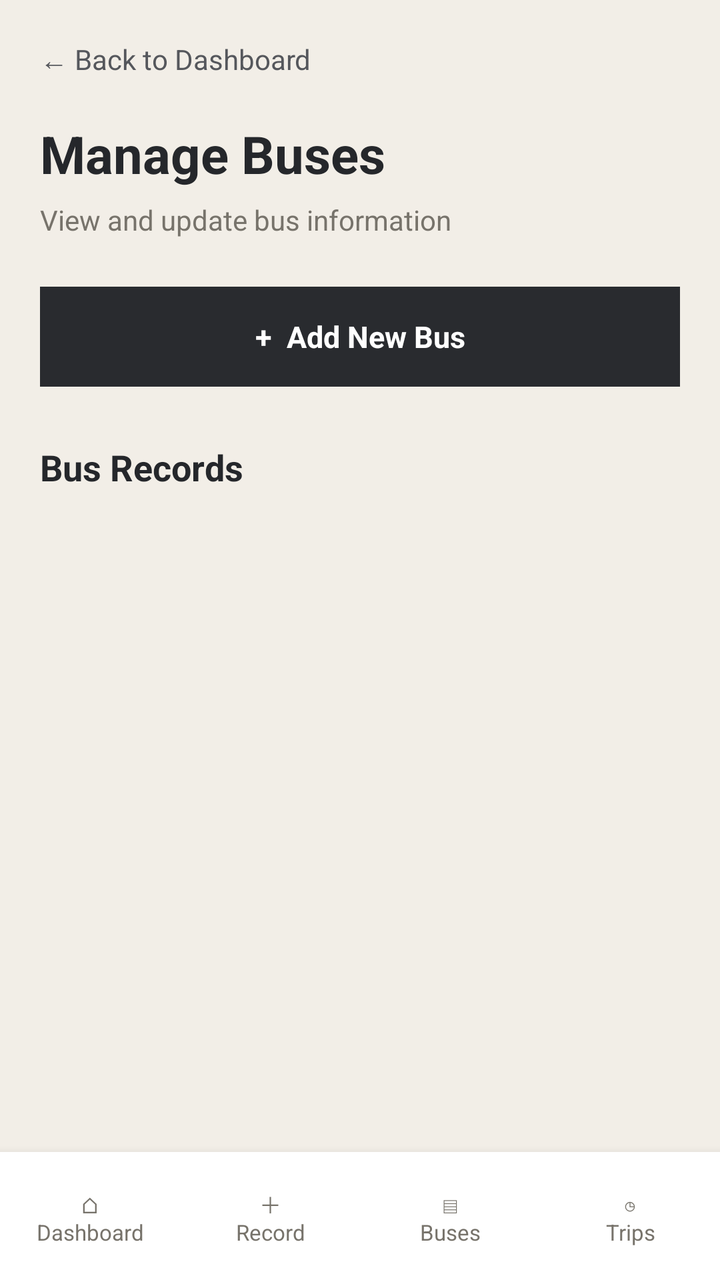
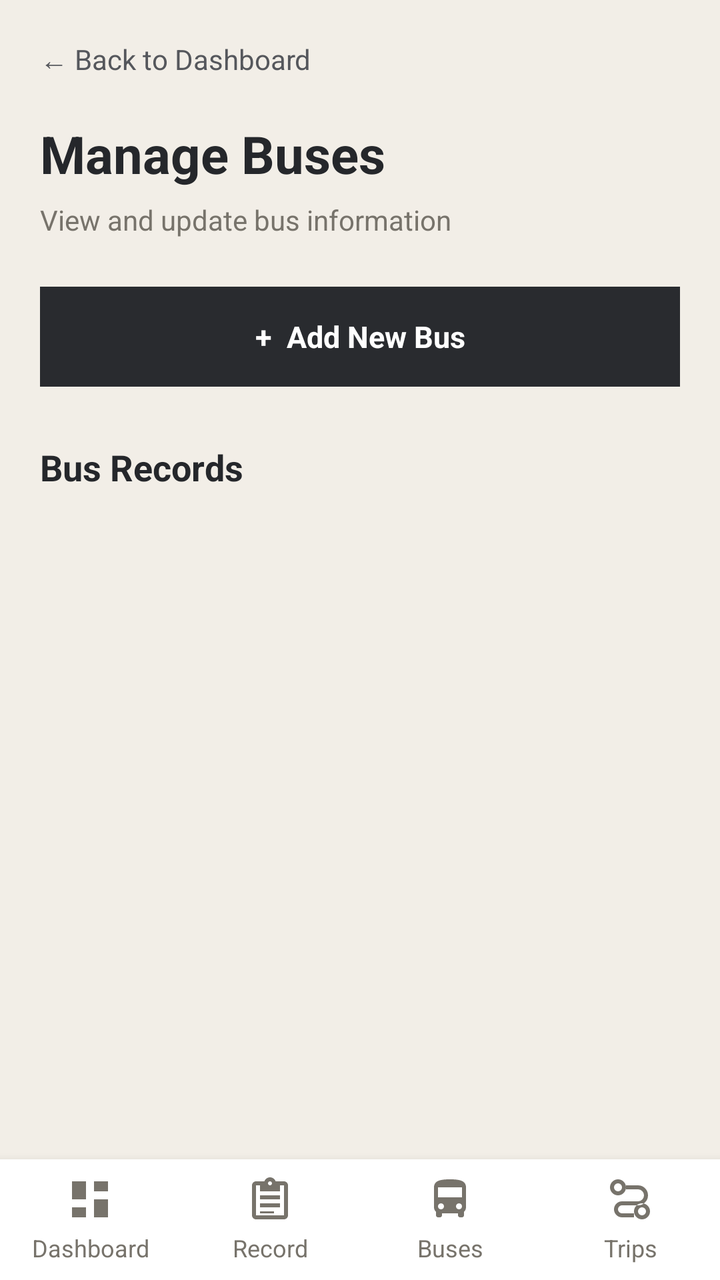

Before-and-after screenshots of an Android layout around one commit, followed by the original layout XML and the change that was made.
<!-- AndroidManifest.xml: application theme Theme.PabamaApp -->
<!-- res/layout/activity_manage_bus.xml -->
<LinearLayout xmlns:android="http://schemas.android.com/apk/res/android"
    android:id="@+id/main"
    android:layout_width="match_parent"
    android:layout_height="match_parent"
    android:orientation="vertical"
    android:background="@color/background">

    <ScrollView
        android:layout_width="match_parent"
        android:layout_height="0dp"
        android:layout_weight="1"
        android:fillViewport="true">

        <LinearLayout
            android:id="@+id/busListContainer"
            android:layout_width="match_parent"
            android:layout_height="wrap_content"
            android:orientation="vertical"
            android:padding="20dp">

            <TextView
                android:id="@+id/btnBack"
                android:layout_width="wrap_content"
                android:layout_height="wrap_content"
                android:singleLine="true"
                android:text="← Back to Dashboard"
                android:textColor="@color/secondary"
                android:textSize="14sp" />

            <TextView
                android:layout_width="wrap_content"
                android:layout_height="wrap_content"
                android:layout_marginTop="20dp"
                android:text="Manage Buses"
                android:textColor="@color/text_primary"
                android:textSize="26sp"
                android:textStyle="bold" />

            <TextView
                android:layout_width="wrap_content"
                android:layout_height="wrap_content"
                android:layout_marginTop="6dp"
                android:text="View and update bus information"
                android:textColor="@color/text_secondary"
                android:textSize="14sp" />

            <TextView
                android:id="@+id/btnAddBus"
                android:layout_width="match_parent"
                android:layout_height="50dp"
                android:layout_marginTop="24dp"
                android:gravity="center"
                android:background="@color/primary"
                android:text="+  Add New Bus"
                android:textColor="@color/surface"
                android:textSize="15sp"
                android:textStyle="bold" />

            <TextView
                android:layout_width="wrap_content"
                android:layout_height="wrap_content"
                android:layout_marginTop="28dp"
                android:text="Bus Records"
                android:textColor="@color/text_primary"
                android:textSize="18sp"
                android:textStyle="bold" />

            <LinearLayout
                android:id="@+id/containerBusRecords"
                android:layout_width="match_parent"
                android:layout_height="wrap_content"
                android:layout_marginTop="12dp"
                android:orientation="vertical" />

        </LinearLayout>

    </ScrollView>

    <include
        layout="@layout/layout_staff_bottom_nav"
        android:layout_width="match_parent"
        android:layout_height="64dp" />

</LinearLayout>
<!-- res/layout/layout_staff_bottom_nav.xml (included above) -->
<LinearLayout xmlns:android="http://schemas.android.com/apk/res/android"
    android:layout_width="match_parent"
    android:layout_height="wrap_content"
    android:orientation="horizontal"
    android:background="@color/surface"
    android:elevation="8dp"
    android:paddingTop="10dp"
    android:paddingBottom="10dp">

    <TextView
        android:id="@+id/btnStaffDashboard"
        android:layout_width="0dp"
        android:layout_height="wrap_content"
        android:layout_weight="1"
        android:gravity="center"
        android:padding="8dp"
        android:text="⌂&#10;Dashboard"
        android:textColor="@color/text_secondary"
        android:textSize="11sp" />

    <TextView
        android:id="@+id/btnStaffRecord"
        android:layout_width="0dp"
        android:layout_height="wrap_content"
        android:layout_weight="1"
        android:gravity="center"
        android:padding="8dp"
        android:text="＋&#10;Record"
        android:textColor="@color/text_secondary"
        android:textSize="11sp" />

    <TextView
        android:id="@+id/btnStaffBuses"
        android:layout_width="0dp"
        android:layout_height="wrap_content"
        android:layout_weight="1"
        android:gravity="center"
        android:padding="8dp"
        android:text="▤&#10;Buses"
        android:textColor="@color/text_secondary"
        android:textSize="11sp" />

    <TextView
        android:id="@+id/btnStaffTrips"
        android:layout_width="0dp"
        android:layout_height="wrap_content"
        android:layout_weight="1"
        android:gravity="center"
        android:padding="8dp"
        android:text="◷&#10;Trips"
        android:textColor="@color/text_secondary"
        android:textSize="11sp" />

</LinearLayout>
<!-- resources referenced by this layout -->
<resources>
  <style name="Theme.PabamaApp" parent="Theme.Material3.DayNight.NoActionBar">
          <item name="colorPrimary">@color/primary</item>
          <item name="colorPrimaryVariant">@color/primary_dark</item>
          <item name="colorOnPrimary">@color/white</item>
          <item name="colorSecondary">@color/accent</item>
          <item name="android:statusBarColor">@color/primary_dark</item>
          <item name="android:windowBackground">@color/background</item>
      </style>
  <!-- unchanged entries left out for length: 9 -->
</resources>

<!-- the commit's change to res/layout/activity_manage_bus.xml (unified diff, before → after) -->
@@ -79,7 +79,7 @@
     <include
         layout="@layout/layout_staff_bottom_nav"
         android:layout_width="match_parent"
-        android:layout_height="64dp" />
+        android:layout_height="wrap_content" />
 
 </LinearLayout>
 <!-- res/layout/layout_staff_bottom_nav.xml (included above) -->
@@ -89,8 +89,8 @@
     android:orientation="horizontal"
     android:background="@color/surface"
     android:elevation="8dp"
-    android:paddingTop="10dp"
-    android:paddingBottom="10dp">
+    android:paddingTop="4dp"
+    android:paddingBottom="4dp">
 
     <TextView
         android:id="@+id/btnStaffDashboard"
@@ -98,10 +98,13 @@
         android:layout_height="wrap_content"
         android:layout_weight="1"
         android:gravity="center"
-        android:padding="8dp"
-        android:text="⌂&#10;Dashboard"
+        android:padding="4dp"
+        android:text="Dashboard"
         android:textColor="@color/text_secondary"
-        android:textSize="11sp" />
+        android:textSize="12sp"
+        android:drawableTop="@drawable/ic_nav_dashboard"
+        android:drawablePadding="4dp"
+        android:drawableTint="@color/text_secondary" />
 
     <TextView
         android:id="@+id/btnStaffRecord"
@@ -109,10 +112,13 @@
         android:layout_height="wrap_content"
         android:layout_weight="1"
         android:gravity="center"
-        android:padding="8dp"
-        android:text="＋&#10;Record"
+        android:padding="4dp"
+        android:text="Record"
         android:textColor="@color/text_secondary"
-        android:textSize="11sp" />
+        android:textSize="12sp"
+        android:drawableTop="@drawable/ic_nav_record"
+        android:drawablePadding="4dp"
+        android:drawableTint="@color/text_secondary" />
 
     <TextView
         android:id="@+id/btnStaffBuses"
@@ -120,10 +126,13 @@
         android:layout_height="wrap_content"
         android:layout_weight="1"
         android:gravity="center"
-        android:padding="8dp"
-        android:text="▤&#10;Buses"
+        android:padding="4dp"
+        android:text="Buses"
         android:textColor="@color/text_secondary"
-        android:textSize="11sp" />
+        android:textSize="12sp"
+        android:drawableTop="@drawable/ic_nav_bus"
+        android:drawablePadding="4dp"
+        android:drawableTint="@color/text_secondary" />
 
     <TextView
         android:id="@+id/btnStaffTrips"
@@ -131,9 +140,12 @@
         android:layout_height="wrap_content"
         android:layout_weight="1"
         android:gravity="center"
-        android:padding="8dp"
-        android:text="◷&#10;Trips"
+        android:padding="4dp"
+        android:text="Trips"
         android:textColor="@color/text_secondary"
-        android:textSize="11sp" />
+        android:textSize="12sp"
+        android:drawableTop="@drawable/ic_nav_trips"
+        android:drawablePadding="4dp"
+        android:drawableTint="@color/text_secondary" />
 
 </LinearLayout>
<!-- resource entries referenced after the edit -->
@@ -1,13 +1,113 @@
 <!-- resources referenced by this layout -->
 <resources>
+  <!-- drawable ic_nav_bus (drawable) -->
+  <vector xmlns:android="http://schemas.android.com/apk/res/android"
+      android:width="24dp"
+      android:height="24dp"
+      android:viewportWidth="24"
+      android:viewportHeight="24">
+  
+      <path
+          android:fillColor="#000000"
+          android:pathData="M4,16c0,0.88 0.39,1.67 1,2.22V20c0,0.55 0.45,1 1,1h1c0.55,0 1,-0.45 1,-1v-1h8v1c0,0.55 0.45,1 1,1h1c0.55,0 1,-0.45 1,-1v-1.78c0.61,-0.55 1,-1.34 1,-2.22V6c0,-3.5 -3.58,-4 -8,-4S4,2.5 4,6v10zM7.5,17c-0.83,0 -1.5,-0.67 -1.5,-1.5S6.67,14 7.5,14 9,14.67 9,15.5 8.33,17 7.5,17zM16.5,17c-0.83,0 -1.5,-0.67 -1.5,-1.5s0.67,-1.5 1.5,-1.5 1.5,0.67 1.5,1.5 -0.67,1.5 -1.5,1.5zM18,11H6V6h12v5z" />
+  
+  </vector>
+  <!-- drawable ic_nav_dashboard (drawable) -->
+  <vector xmlns:android="http://schemas.android.com/apk/res/android"
+      android:width="24dp"
+      android:height="24dp"
+      android:viewportWidth="24"
+      android:viewportHeight="24">
+  
+      <path
+          android:fillColor="#000000"
+          android:pathData="M3,3h7v9H3zM14,3h7v5h-7zM14,12h7v9h-7zM3,16h7v5H3z" />
+  
+  </vector>
+  <!-- drawable ic_nav_record (drawable) -->
+  <vector xmlns:android="http://schemas.android.com/apk/res/android"
+      android:width="24dp"
+      android:height="24dp"
+      android:viewportWidth="24"
+      android:viewportHeight="24">
+  
+      <path
+          android:fillColor="#000000"
+          android:pathData="M19,3h-4.18C14.4,1.84 13.3,1 12,1s-2.4,0.84 -2.82,2H5c-1.1,0 -2,0.9 -2,2v15c0,1.1 0.9,2 2,2h14c1.1,0 2,-0.9 2,-2V5c0,-1.1 -0.9,-2 -2,-2zM12,3c0.55,0 1,0.45 1,1s-0.45,1 -1,1 -1,-0.45 -1,-1 0.45,-1 1,-1zM19,20H5V5h2v3h10V5h2zM7,10h10v2H7zM7,14h10v2H7zM7,18h7v1H7z" />
+  
+  </vector>
+  <!-- drawable ic_nav_trips (drawable) -->
+  <vector xmlns:android="http://schemas.android.com/apk/res/android"
+      android:width="24dp"
+      android:height="24dp"
+      android:viewportWidth="24"
+      android:viewportHeight="24">
+  
+      <path
+          android:fillColor="#000000"
+          android:pathData="M6,2a4,4 0,1 0,0 8a4,4 0,1 0,0 -8zM6,4a2,2 0,1 1,0 4a2,2 0,1 1,0 -4zM18,14a4,4 0,1 0,0 8a4,4 0,1 0,0 -8zM18,16a2,2 0,1 1,0 4a2,2 0,1 1,0 -4zM10,5h6a5,5 0,0 1,0 10H8a2,2 0,0 0,0 4h6v2H8a4,4 0,0 1,0 -8h8a3,3 0,0 0,0 -6h-6z" />
+  
+  </vector>
   <style name="Theme.PabamaApp" parent="Theme.Material3.DayNight.NoActionBar">
+  
           <item name="colorPrimary">@color/primary</item>
           <item name="colorPrimaryVariant">@color/primary_dark</item>
           <item name="colorOnPrimary">@color/white</item>
           <item name="colorSecondary">@color/accent</item>
           <item name="android:statusBarColor">@color/primary_dark</item>
           <item name="android:windowBackground">@color/background</item>
+  
+          
+          <item name="android:windowAnimationStyle">@style/NoActivityAnimation</item>
+  
+          
+          <item name="alertDialogTheme">@style/Theme.PabamaApp.Dialog</item>
+  
       </style>
+  <style name="NoActivityAnimation">
+          <item name="android:activityOpenEnterAnimation">@null</item>
+          <item name="android:activityOpenExitAnimation">@null</item>
+          <item name="android:activityCloseEnterAnimation">@null</item>
+          <item name="android:activityCloseExitAnimation">@null</item>
+  
+          <item name="android:taskOpenEnterAnimation">@null</item>
+          <item name="android:taskOpenExitAnimation">@null</item>
+          <item name="android:taskCloseEnterAnimation">@null</item>
+          <item name="android:taskCloseExitAnimation">@null</item>
+  
+          <item name="android:windowEnterAnimation">@null</item>
+          <item name="android:windowExitAnimation">@null</item>
+      </style>
+  <style name="Theme.PabamaApp.Dialog" parent="ThemeOverlay.AppCompat.Dialog.Alert">
+          <item name="android:windowAnimationStyle">@style/NoActivityAnimation</item>
+  
+          <item name="colorAccent">@color/dialog_action</item>
+          <item name="android:colorAccent">@color/dialog_action</item>
+  
+          <item name="android:colorBackground">@color/dialog_background</item>
+          <item name="android:textColorPrimary">@color/dialog_text</item>
+          <item name="android:textColorSecondary">@color/dialog_hint</item>
+          <item name="android:textColorHint">@color/dialog_hint</item>
+  
+          <item name="buttonBarPositiveButtonStyle">@style/DialogActionButton</item>
+          <item name="buttonBarNegativeButtonStyle">@style/DialogCancelButton</item>
+          <item name="buttonBarNeutralButtonStyle">@style/DialogDeleteButton</item>
+  
+      </style>
+  <color name="dialog_action">#F4B942</color>
+  <color name="dialog_background">#404040</color>
+  <color name="dialog_text">#FFFFFF</color>
+  <color name="dialog_hint">#D1D1D1</color>
+  <style name="DialogActionButton" parent="Widget.AppCompat.Button.ButtonBar.AlertDialog">
+          <item name="android:textColor">@color/dialog_action</item>
+      </style>
+  <style name="DialogCancelButton" parent="Widget.AppCompat.Button.ButtonBar.AlertDialog">
+          <item name="android:textColor">@color/dialog_text</item>
+      </style>
+  <style name="DialogDeleteButton" parent="Widget.AppCompat.Button.ButtonBar.AlertDialog">
+          <item name="android:textColor">@color/dialog_delete</item>
+      </style>
+  <color name="dialog_delete">#FF8A80</color>
   <!-- unchanged entries left out for length: 9 -->
 </resources>
 
